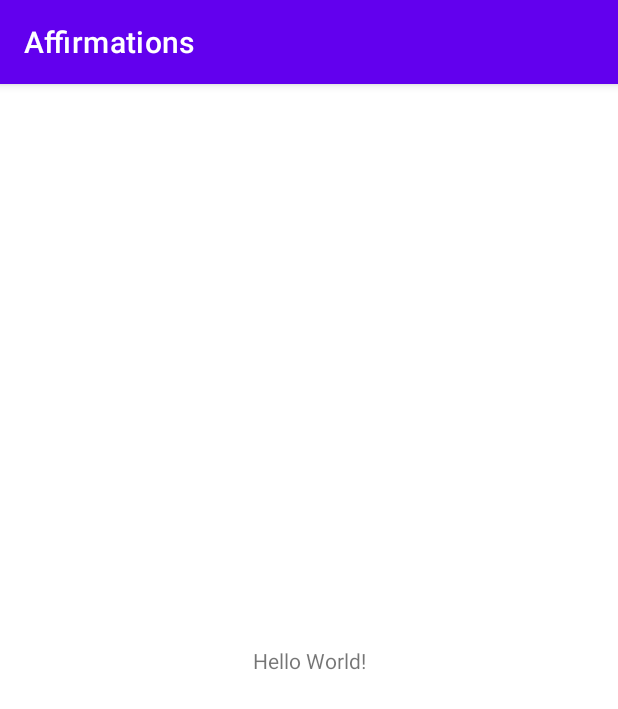
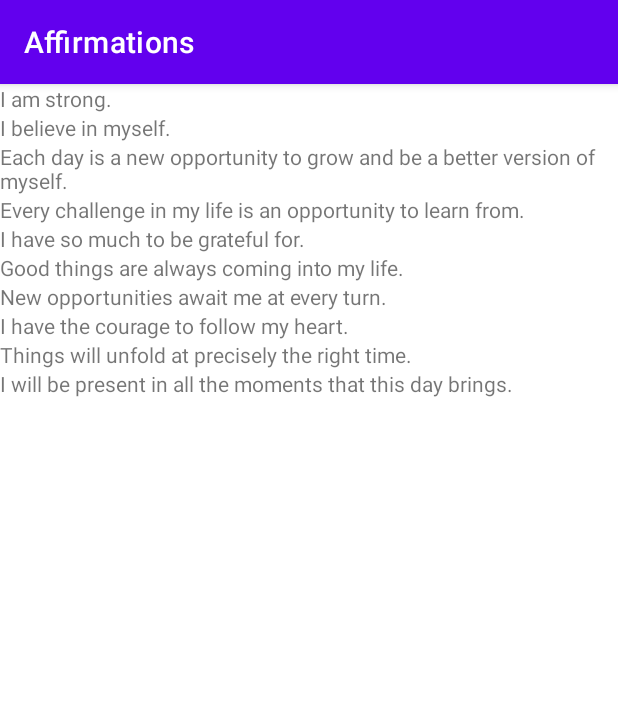
Before and after one commit to shoumik310/Kotlin-Practice, an Android app: the screen it shows after launch (MainActivity), on a phone screen of 412 x 824 dp. Shown: the top 709 px of the screen. Run offline under Robolectric (Android 15) with nearby library versions, the phone set to English and light mode, and no system bars.

Commit message:
Added RecyclerView, DataModel, Adaptor and ViewHolder

```diff
--- a/Layout/Affirmations/app/src/main/java/com/example/affirmations/MainActivity.kt
+++ b/Layout/Affirmations/app/src/main/java/com/example/affirmations/MainActivity.kt
@@ -2,10 +2,27 @@ package com.example.affirmations
 
 import androidx.appcompat.app.AppCompatActivity
 import android.os.Bundle
+import androidx.recyclerview.widget.RecyclerView
+import com.example.affirmations.adapter.ItemAdapter
+import com.example.affirmations.data.DataSource
 
 class MainActivity : AppCompatActivity() {
     override fun onCreate(savedInstanceState: Bundle?) {
         super.onCreate(savedInstanceState)
         setContentView(R.layout.activity_main)
+
+        // Loading The Affirmation List
+        val myDataset = DataSource().loadAffirmations()
+
+        //Getting the RecyclerView
+        val recyclerView: RecyclerView = findViewById(R.id.recycler_view)
+
+        //Setting the adapter for the view
+        recyclerView.adapter = ItemAdapter(this,myDataset )
+
+        // Use this setting to improve performance if you know that changes
+        // in content do not change the layout size of the RecyclerView
+        recyclerView.setHasFixedSize(true)
+
     }
 }
--- /dev/null
+++ b/Layout/Affirmations/app/src/main/java/com/example/affirmations/adapter/ItemAdapter.kt
@@ -0,0 +1,47 @@
+package com.example.affirmations.adapter
+
+import android.content.Context
+import android.text.Layout
+import android.view.LayoutInflater
+import android.view.View
+import android.view.ViewGroup
+import android.widget.TextView
+import androidx.recyclerview.widget.RecyclerView
+import com.example.affirmations.R
+import com.example.affirmations.model.Affirmation
+
+/**
+ * Adapter for the [RecyclerView] in [MainActivity]. Displays [Affirmation] data object.
+ */
+class ItemAdapter(private val context: Context, private val dataset: List<Affirmation>):
+    RecyclerView.Adapter<ItemAdapter.ItemViewHolder>() {
+
+    // Provide a reference to the views for each data item
+    // Complex data items may need more than one view per item, and
+    // you provide access to all the views for a data item in a view holder.
+    // Each data item is just an Affirmation object.
+    class ItemViewHolder(private val view: View):RecyclerView.ViewHolder(view){
+        val textView: TextView = view.findViewById(R.id.item_title)
+    }
+
+    /**
+     * Create new views (invoked by the layout manager)
+     */
+    override fun onCreateViewHolder(parent: ViewGroup, viewType: Int): ItemViewHolder {
+        val adaptorLayout = LayoutInflater.from(parent.context).inflate(R.layout.list_item,parent,false)
+        return ItemViewHolder(adaptorLayout)
+    }
+
+    /**
+     * Replace the contents of a view (invoked by the layout manager)
+     */
+    override fun onBindViewHolder(holder: ItemViewHolder, position: Int) {
+        val item = dataset[position]
+        holder.textView.text = context.resources.getString(item.stringResourceId)
+    }
+
+    /**
+     * Return the size of your dataset (invoked by the layout manager)
+     */
+    override fun getItemCount() = dataset.size
+}
--- /dev/null
+++ b/Layout/Affirmations/app/src/main/java/com/example/affirmations/data/DataSource.kt
@@ -0,0 +1,25 @@
+package com.example.affirmations.data
+
+import com.example.affirmations.R
+import com.example.affirmations.model.Affirmation
+
+/**
+ *  Class used to act as bridge that delivers the Data Objects
+ */
+class DataSource {
+
+    fun loadAffirmations(): List<Affirmation>{
+        return listOf<Affirmation>(Affirmation(R.string.affirmation1),
+            Affirmation(R.string.affirmation2),
+            Affirmation(R.string.affirmation3),
+            Affirmation(R.string.affirmation4),
+            Affirmation(R.string.affirmation5),
+            Affirmation(R.string.affirmation6),
+            Affirmation(R.string.affirmation7),
+            Affirmation(R.string.affirmation8),
+            Affirmation(R.string.affirmation9),
+            Affirmation(R.string.affirmation10),
+        )
+    }
+
+}
--- /dev/null
+++ b/Layout/Affirmations/app/src/main/java/com/example/affirmations/model/Affirmation.kt
@@ -0,0 +1,7 @@
+package com.example.affirmations.model
+
+/**
+ *   Forms the template for data (DTO)
+ */
+data class Affirmation(val stringResourceId: Int){
+}
--- a/Layout/Affirmations/app/src/main/res/layout/activity_main.xml
+++ b/Layout/Affirmations/app/src/main/res/layout/activity_main.xml
@@ -1,18 +1,15 @@
 <?xml version="1.0" encoding="utf-8"?>
-<androidx.constraintlayout.widget.ConstraintLayout xmlns:android="http://schemas.android.com/apk/res/android"
+<FrameLayout xmlns:android="http://schemas.android.com/apk/res/android"
     xmlns:app="http://schemas.android.com/apk/res-auto"
     xmlns:tools="http://schemas.android.com/tools"
     android:layout_width="match_parent"
     android:layout_height="match_parent"
     tools:context=".MainActivity">
 
-    <TextView
-        android:layout_width="wrap_content"
-        android:layout_height="wrap_content"
-        android:text="Hello World!"
-        app:layout_constraintBottom_toBottomOf="parent"
-        app:layout_constraintLeft_toLeftOf="parent"
-        app:layout_constraintRight_toRightOf="parent"
-        app:layout_constraintTop_toTopOf="parent" />
-
-</androidx.constraintlayout.widget.ConstraintLayout>
+    <androidx.recyclerview.widget.RecyclerView
+        android:id="@+id/recycler_view"
+        android:layout_width="match_parent"
+        android:layout_height="match_parent"
+        android:scrollbars="vertical"
+        app:layoutManager="androidx.recyclerview.widget.LinearLayoutManager"/>
+</FrameLayout>
--- /dev/null
+++ b/Layout/Affirmations/app/src/main/res/layout/list_item.xml
@@ -0,0 +1,7 @@
+<?xml version="1.0" encoding="utf-8"?>
+<TextView xmlns:android="http://schemas.android.com/apk/res/android"
+    android:id="@+id/item_title"
+    android:layout_width="wrap_content"
+    android:layout_height="wrap_content">
+
+</TextView>
--- a/Layout/Affirmations/app/src/main/res/values/strings.xml
+++ b/Layout/Affirmations/app/src/main/res/values/strings.xml
@@ -1,3 +1,15 @@
 <resources>
     <string name="app_name">Affirmations</string>
+    <string name="affirmation1">I am strong.</string>
+    <string name="affirmation2">I believe in myself.</string>
+    <string name="affirmation3">Each day is a new opportunity to grow and be a better version of myself.</string>
+    <string name="affirmation4">Every challenge in my life is an opportunity to learn from.</string>
+    <string name="affirmation5">I have so much to be grateful for.</string>
+    <string name="affirmation6">Good things are always coming into my life.</string>
+    <string name="affirmation7">New opportunities await me at every turn.</string>
+    <string name="affirmation8">I have the courage to follow my heart.</string>
+    <string name="affirmation9">Things will unfold at precisely the right time.</string>
+    <string name="affirmation10">I will be present in all the moments that this day brings.</string>
+
+
 </resources>
```
